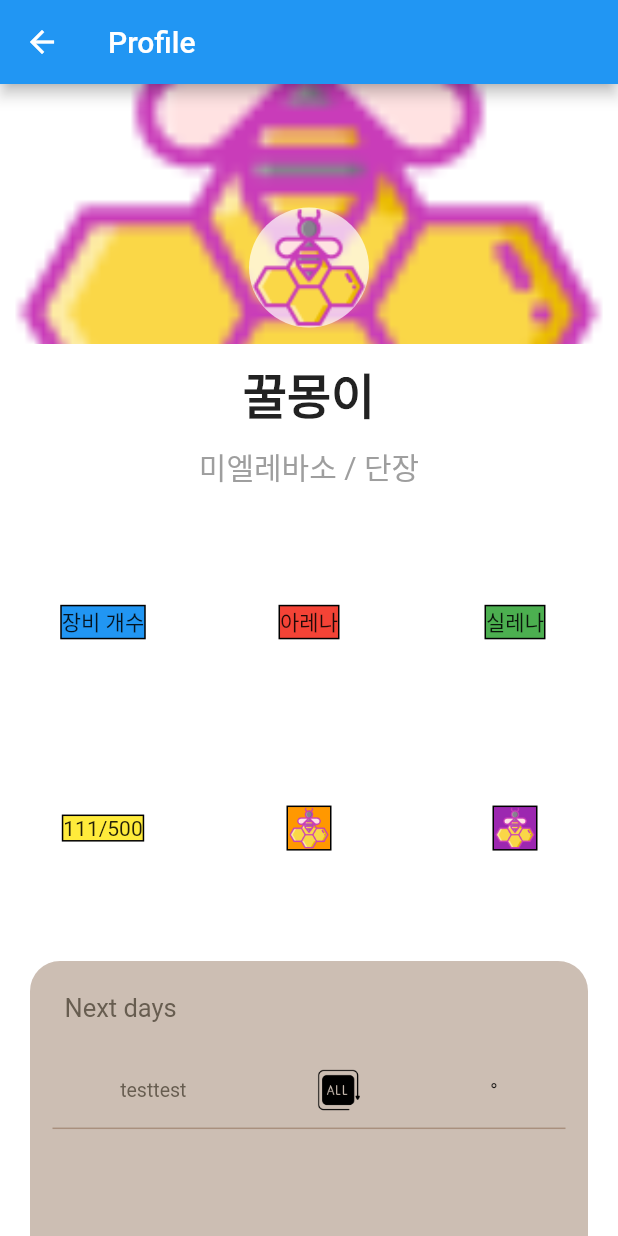
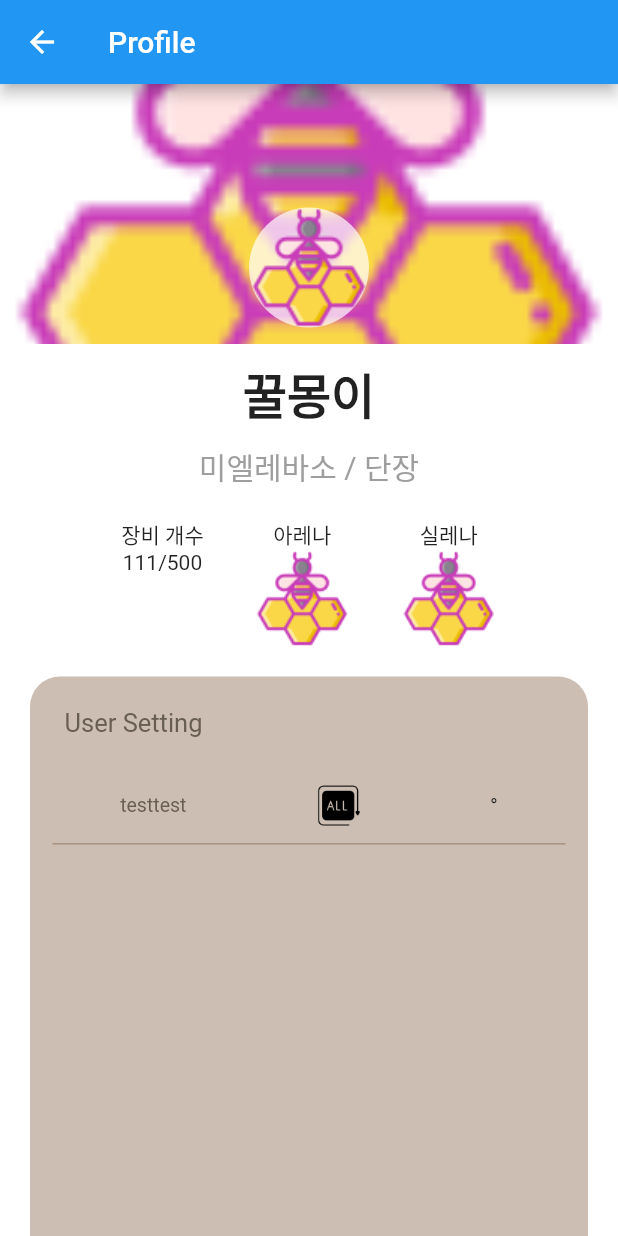
Before and after one commit to JMcunst/mielevaso_app, a Flutter app: the UserInfoPage screen opened directly, on a phone screen of 412 x 824 dp. Run offline on Flutter 3.47's test engine with Material 2 defaults, Android fonts, the phone set to English and light mode, and no system bars; our stand-ins replace cloud_firestore, dropdown_search, firebase_auth, firebase_core, firebase_storage, get and 2 more; missing offline and left inert: flutter_email_sender, mailer; accounts and stored records are empty.

Commit message:
update : undo GridView and change alignment

```diff
--- a/lib/screens/user_info_page.dart
+++ b/lib/screens/user_info_page.dart
@@ -87,97 +87,100 @@ class _UserInfoPageState extends State<UserInfoPage> {
             SizedBox(
               height: 20,
             ),
-            // Container(
-            //   margin: EdgeInsets.symmetric(horizontal: 64),
-            //   child: Row(
-            //     mainAxisAlignment: MainAxisAlignment.spaceAround,
-            //     crossAxisAlignment: CrossAxisAlignment.center,
-            //     children: [
-            //       Column(
-            //         mainAxisAlignment: MainAxisAlignment.center,
-            //         children: [
-            //           Text('장비 개수'),
-            //           Text('111/500')
-            //         ],
+            Container(
+              margin: EdgeInsets.symmetric(horizontal: 64),
+              child: Row(
+                mainAxisAlignment: MainAxisAlignment.spaceAround,
+                crossAxisAlignment: CrossAxisAlignment.start,
+                children: [
+                  Column(
+                    mainAxisAlignment: MainAxisAlignment.spaceEvenly,
+                    crossAxisAlignment: CrossAxisAlignment.center,
+                    children: [
+                      Text('장비 개수'),
+                      Text('111/500')
+                    ],
+                  ),
+                  Column(
+                    mainAxisAlignment: MainAxisAlignment.center,
+                    crossAxisAlignment: CrossAxisAlignment.center,
+                    children: [
+                      Text('아레나'),
+                      Image(image: AssetImage("assets/images/main.png")),
+                    ],
+                  ),
+                  Column(
+                    mainAxisAlignment: MainAxisAlignment.center,
+                    crossAxisAlignment: CrossAxisAlignment.center,
+                    children: [
+                      Text('실레나'),
+                      Image(image: AssetImage("assets/images/main.png")),
+                    ],
+                  )
+                ],
+              ),
+            ),
+            // GridView.count(
+            //   crossAxisCount: 3,
+            //   childAspectRatio: 1, // 가로 세로 비율을 1:1로 설정
+            //   mainAxisSpacing: 0, // 수직 방향 간격을 0으로 설정
+            //   crossAxisSpacing: 0,
+            //   shrinkWrap: true,
+            //   children: [
+            //     Container(
+            //       decoration: BoxDecoration(
+            //         border: Border.all(color: Colors.black, width: 1),
+            //         color: Colors.blue,
             //       ),
-            //       Column(
-            //         mainAxisAlignment: MainAxisAlignment.center,
-            //         children: [
-            //           Text('아레나'),
-            //           Image(image: AssetImage("assets/images/main.png")),
-            //         ],
+            //       child: Text('장비 개수'),
+            //     ),
+            //     Container(
+            //       decoration: BoxDecoration(
+            //         border: Border.all(color: Colors.black, width: 1),
+            //         color: Colors.red,
             //       ),
-            //       Column(
-            //         mainAxisAlignment: MainAxisAlignment.center,
-            //         children: [
-            //           Text('실레나'),
-            //           Image(image: AssetImage("assets/images/main.png")),
-            //         ],
-            //       )
-            //     ],
-            //   ),
+            //       child: Text('아레나'),
+            //     ),
+            //     Container(
+            //       decoration: BoxDecoration(
+            //         border: Border.all(color: Colors.black, width: 1),
+            //         color: Colors.green,
+            //       ),
+            //       child: Text('실레나'),
+            //     ),
+            //     Container(
+            //       decoration: BoxDecoration(
+            //         border: Border.all(color: Colors.black, width: 1),
+            //         color: Colors.yellow,
+            //       ),
+            //       child: Text('111/500'),
+            //     ),
+            //     Container(
+            //       width: 30,
+            //       height: 30,
+            //       decoration: BoxDecoration(
+            //         border: Border.all(color: Colors.black, width: 1),
+            //         color: Colors.orange,
+            //       ),
+            //       child: Image(
+            //         image: AssetImage("assets/images/main.png"),
+            //         fit: BoxFit.cover,
+            //       ),
+            //     ),
+            //     Container(
+            //       width: 30,
+            //       height: 30,
+            //       decoration: BoxDecoration(
+            //         border: Border.all(color: Colors.black, width: 1),
+            //         color: Colors.purple,
+            //       ),
+            //       child: Image(
+            //         image: AssetImage("assets/images/main.png"),
+            //         fit: BoxFit.cover,
+            //       ),
+            //     ),
+            //   ].map((child) => Center(child: child)).toList(),
             // ),
-            GridView.count(
-              crossAxisCount: 3,
-              childAspectRatio: 1, // 가로 세로 비율을 1:1로 설정
-              mainAxisSpacing: 0, // 수직 방향 간격을 0으로 설정
-              crossAxisSpacing: 0,
-              shrinkWrap: true,
-              children: [
-                Container(
-                  decoration: BoxDecoration(
-                    border: Border.all(color: Colors.black, width: 1),
-                    color: Colors.blue,
-                  ),
-                  child: Text('장비 개수'),
-                ),
-                Container(
-                  decoration: BoxDecoration(
-                    border: Border.all(color: Colors.black, width: 1),
-                    color: Colors.red,
-                  ),
-                  child: Text('아레나'),
-                ),
-                Container(
-                  decoration: BoxDecoration(
-                    border: Border.all(color: Colors.black, width: 1),
-                    color: Colors.green,
-                  ),
-                  child: Text('실레나'),
-                ),
-                Container(
-                  decoration: BoxDecoration(
-                    border: Border.all(color: Colors.black, width: 1),
-                    color: Colors.yellow,
-                  ),
-                  child: Text('111/500'),
-                ),
-                Container(
-                  width: 30,
-                  height: 30,
-                  decoration: BoxDecoration(
-                    border: Border.all(color: Colors.black, width: 1),
-                    color: Colors.orange,
-                  ),
-                  child: Image(
-                    image: AssetImage("assets/images/main.png"),
-                    fit: BoxFit.cover,
-                  ),
-                ),
-                Container(
-                  width: 30,
-                  height: 30,
-                  decoration: BoxDecoration(
-                    border: Border.all(color: Colors.black, width: 1),
-                    color: Colors.purple,
-                  ),
-                  child: Image(
-                    image: AssetImage("assets/images/main.png"),
-                    fit: BoxFit.cover,
-                  ),
-                ),
-              ].map((child) => Center(child: child)).toList(),
-            ),
             UserInfoWidget()
           ],
         ),
--- a/lib/widgets/user_info_widget.dart
+++ b/lib/widgets/user_info_widget.dart
@@ -22,7 +22,7 @@ class UserInfoWidget extends StatelessWidget {
             alignment: Alignment.topLeft,
             margin: const EdgeInsets.only(bottom: 10.0, left: 8.0, top: 6.0),
             child: const Text(
-              "Next days",
+              "User Setting",
               style: TextStyle(
                 color: CustomColors.textColorBlack,
                 fontSize: 17.0,
```
